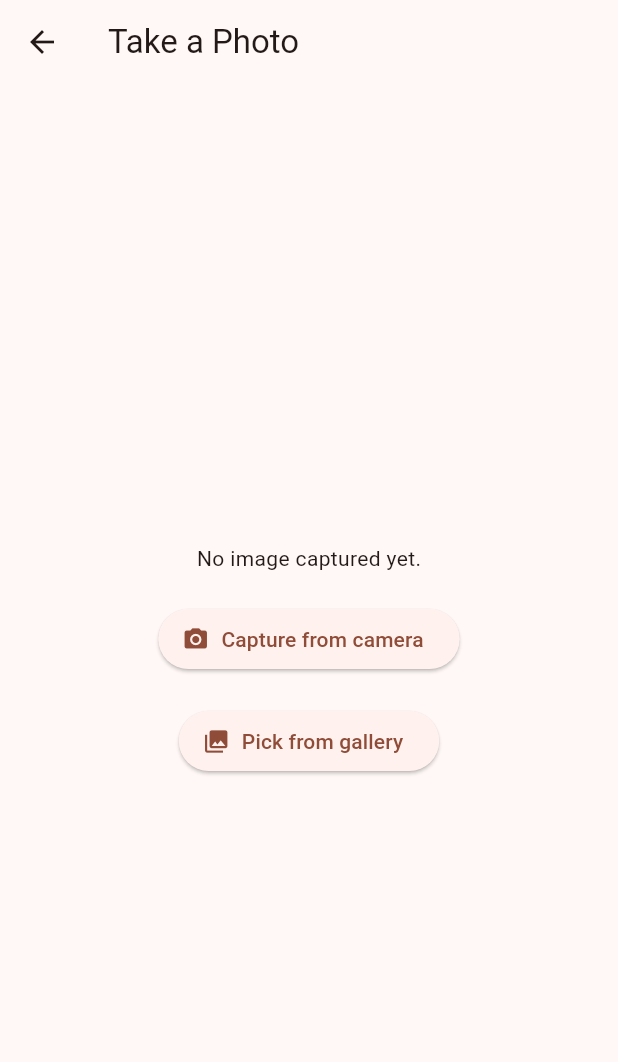
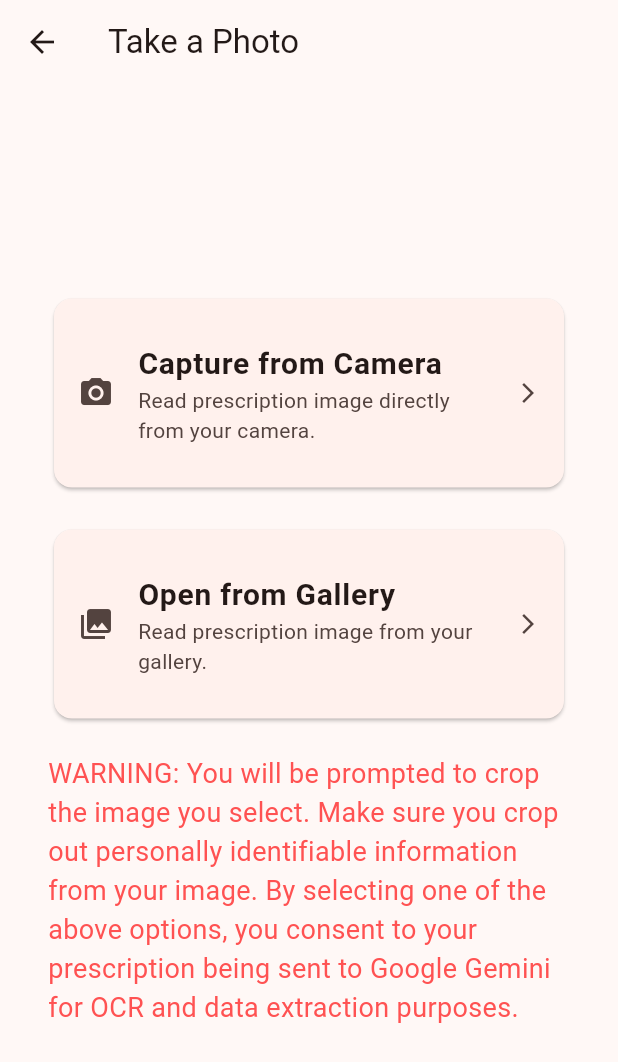
Before and after one commit to simonknowsstuff/medisukham, a Flutter app: the CameraScreen screen opened directly, on a phone screen of 412 x 824 dp. Shown: the top 1062 px of the screen. Run offline on Flutter 3.47's test engine with Material 3 defaults, Android fonts, the phone set to English and light mode, and no system bars; our stand-ins replace cloud_functions, firebase_auth, firebase_core, flutter_local_notifications, image_cropper, image_picker and 3 more; missing offline and left inert: firebase_app_check; accounts and stored records are empty; generated files the repository leaves out were written again.

Commit message:
added warning in the camera screen

```diff
--- a/lib/screens/camera_screen.dart
+++ b/lib/screens/camera_screen.dart
@@ -54,24 +54,71 @@ class _CameraScreenState extends State<CameraScreen> {
     return Scaffold(
       appBar: AppBar(title: const Text('Take a Photo')),
       body: Center(
+        child: Padding(
+          padding: const EdgeInsets.symmetric(horizontal: 32.0),
           child: Column(
             mainAxisAlignment: MainAxisAlignment.center,
             spacing: 20.0,
             children: [
-            _imageFile != null
-                ? Image.file(_imageFile!, height: 300)
-                : const Text('No image captured yet.'),
-            ElevatedButton.icon(
-              onPressed: () => _pickImage(context, ImageSource.camera),
-              icon: const Icon(Icons.camera_alt),
-              label: const Text('Capture from camera'),
+              Card(
+                child: InkWell(
+                  onTap: () {
+                    _pickImage(context, ImageSource.camera);
+                  },
+                  child: const ListTile(
+                    contentPadding: EdgeInsets.symmetric(
+                      vertical: 20.0,
+                      horizontal: 16.0,
                     ),
-            ElevatedButton.icon(
-              onPressed: () => _pickImage(context, ImageSource.gallery),
-              icon: const Icon(Icons.photo_library),
-              label: const Text('Pick from gallery'),
+                    leading: Icon(Icons.camera_alt),
+                    title: Text(
+                      'Capture from Camera',
+                      style: TextStyle(
+                        fontSize: 20.0,
+                        fontWeight: FontWeight.bold,
+                      ),
+                    ),
+                    subtitle: Text(
+                      'Read prescription image directly from your camera.',
+                    ),
+                    trailing: Icon(Icons.arrow_forward_ios, size: 16.0),
+                  ),
+                ),
+              ),
+              Card(
+                child: InkWell(
+                  onTap: () {
+                    _pickImage(context, ImageSource.gallery);
+                  },
+                  child: const ListTile(
+                    contentPadding: EdgeInsets.symmetric(
+                      vertical: 20.0,
+                      horizontal: 16.0,
+                    ),
+                    leading: Icon(Icons.photo_library),
+                    title: Text(
+                      'Open from Gallery',
+                      style: TextStyle(
+                        fontSize: 20.0,
+                        fontWeight: FontWeight.bold,
+                      ),
+                    ),
+                    subtitle: Text(
+                      'Read prescription image from your gallery.',
+                    ),
+                    trailing: Icon(Icons.arrow_forward_ios, size: 16.0),
+                  ),
+                ),
+              ),
+              const Text(
+                'WARNING: You will be prompted to crop the image you select. '
+                'Make sure you crop out personally identifiable information from your image. '
+                'By selecting one of the above options, '
+                'you consent to your prescription being sent to Google Gemini for OCR and data extraction purposes.',
+                style: TextStyle(color: Colors.redAccent, fontSize: 18.0),
               ),
             ],
+          ),
         ),
       ),
     );
```
Also changed, not shown: lib/screens/alarms_screen.dart (+22 -5 lines). Lines whose indentation alone changed are shown as unchanged.
